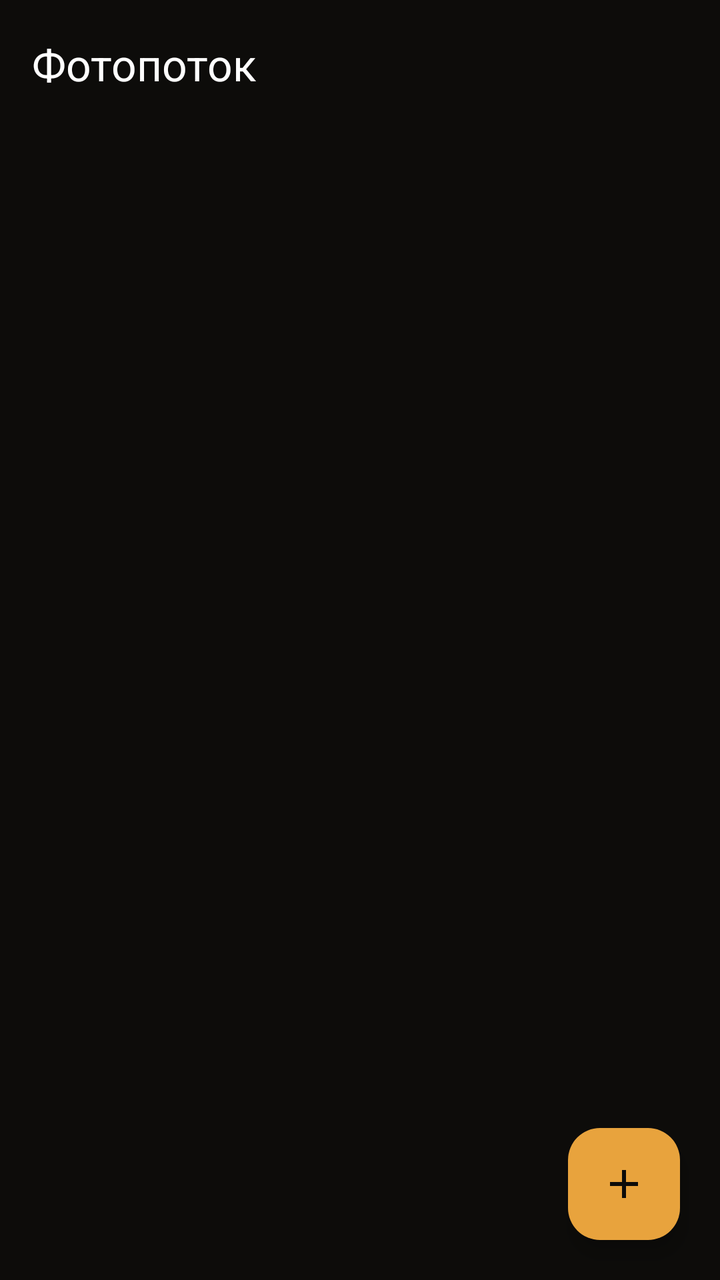
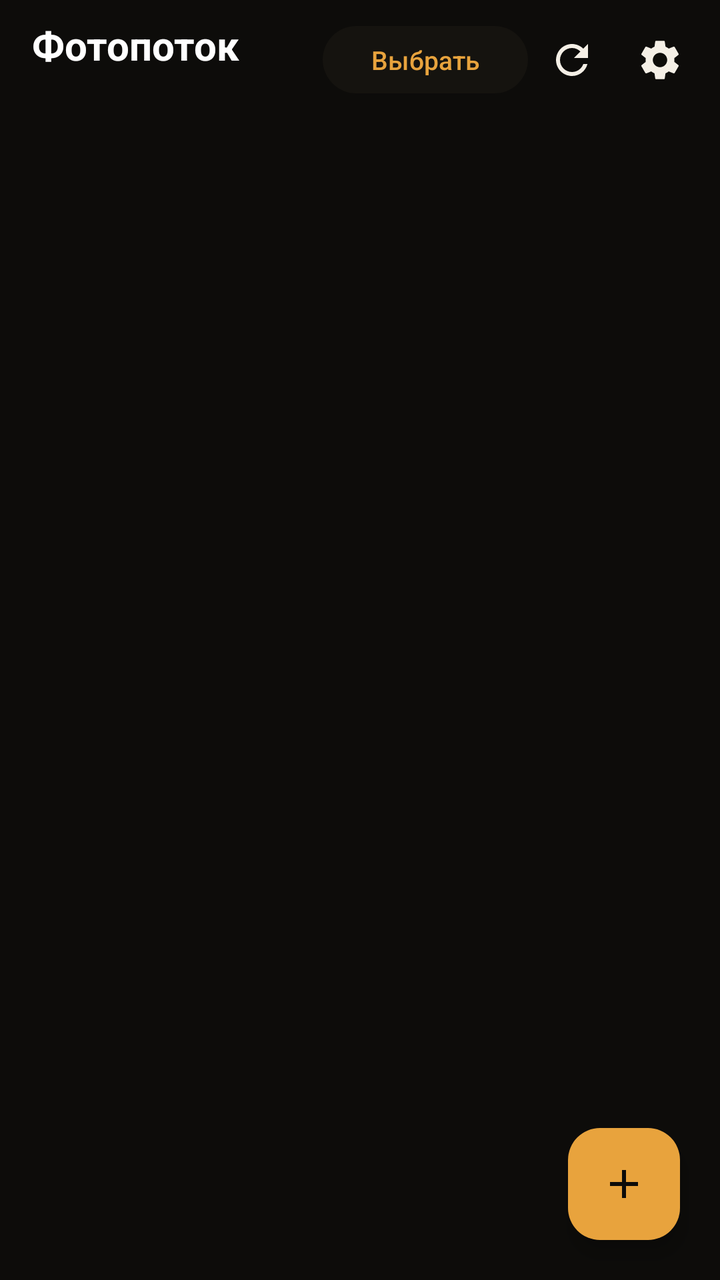

The first picture is an Android layout as it rendered before a commit; the second is the same layout after the commit. The layout source and the unified diff follow.
<!-- AndroidManifest.xml: activity theme Theme.Fotopotok -->
<!-- res/layout/activity_main.xml -->
<?xml version="1.0" encoding="utf-8"?>
<androidx.coordinatorlayout.widget.CoordinatorLayout
    xmlns:android="http://schemas.android.com/apk/res/android"
    xmlns:app="http://schemas.android.com/apk/res-auto"
    android:layout_width="match_parent"
    android:layout_height="match_parent"
    android:background="@color/ink">

    <com.google.android.material.appbar.AppBarLayout
        android:layout_width="match_parent"
        android:layout_height="wrap_content"
        android:background="@color/ink">

        <com.google.android.material.appbar.MaterialToolbar
            android:id="@+id/toolbar"
            android:layout_width="match_parent"
            android:layout_height="?attr/actionBarSize"
            android:background="@color/ink"
            app:title="@string/app_name"
            app:titleTextColor="@color/white" />
    </com.google.android.material.appbar.AppBarLayout>

    <androidx.constraintlayout.widget.ConstraintLayout
        android:layout_width="match_parent"
        android:layout_height="match_parent"
        app:layout_behavior="@string/appbar_scrolling_view_behavior">

        <TextView
            android:id="@+id/offlineBanner"
            android:layout_width="0dp"
            android:layout_height="wrap_content"
            android:background="#33291A"
            android:padding="12dp"
            android:text="@string/offline_banner"
            android:textColor="@color/amber"
            android:textSize="13sp"
            android:visibility="gone"
            app:layout_constraintEnd_toEndOf="parent"
            app:layout_constraintStart_toStartOf="parent"
            app:layout_constraintTop_toTopOf="parent" />

        <TextView
            android:id="@+id/emptyView"
            android:layout_width="0dp"
            android:layout_height="wrap_content"
            android:gravity="center"
            android:padding="24dp"
            android:text="@string/no_photos"
            android:textColor="#A99F8D"
            android:textSize="16sp"
            android:visibility="gone"
            app:layout_constraintBottom_toBottomOf="parent"
            app:layout_constraintEnd_toEndOf="parent"
            app:layout_constraintStart_toStartOf="parent"
            app:layout_constraintTop_toTopOf="parent" />

        <androidx.recyclerview.widget.RecyclerView
            android:id="@+id/rvPhotos"
            android:layout_width="0dp"
            android:layout_height="0dp"
            android:clipToPadding="false"
            android:padding="8dp"
            android:scrollbars="none"
            app:layout_constraintBottom_toBottomOf="parent"
            app:layout_constraintEnd_toEndOf="parent"
            app:layout_constraintStart_toStartOf="parent"
            app:layout_constraintTop_toBottomOf="@id/offlineBanner" />

        <com.google.android.material.card.MaterialCardView
            android:id="@+id/batchBar"
            android:layout_width="0dp"
            android:layout_height="wrap_content"
            android:layout_margin="12dp"
            android:visibility="gone"
            app:cardBackgroundColor="@color/card"
            app:cardCornerRadius="14dp"
            app:cardElevation="8dp"
            app:layout_constraintBottom_toBottomOf="parent"
            app:layout_constraintEnd_toEndOf="parent"
            app:layout_constraintStart_toStartOf="parent">

            <androidx.constraintlayout.widget.ConstraintLayout
                android:layout_width="match_parent"
                android:layout_height="wrap_content"
                android:padding="10dp">

                <TextView
                    android:id="@+id/selectCount"
                    android:layout_width="0dp"
                    android:layout_height="wrap_content"
                    android:gravity="center_vertical"
                    android:text="Выбрано: 0"
                    android:textColor="@color/white"
                    android:textSize="14sp"
                    android:textStyle="bold"
                    app:layout_constraintBottom_toBottomOf="parent"
                    app:layout_constraintStart_toStartOf="parent"
                    app:layout_constraintTop_toTopOf="parent" />

                <com.google.android.material.button.MaterialButton
                    android:id="@+id/btnSendSelected"
                    android:layout_width="wrap_content"
                    android:layout_height="wrap_content"
                    android:text="@string/action_send_selected"
                    android:textSize="12sp"
                    app:backgroundTint="@color/amber"
                    app:cornerRadius="22dp"
                    app:layout_constraintEnd_toEndOf="parent"
                    app:layout_constraintTop_toTopOf="parent"
                    app:layout_constraintBottom_toBottomOf="parent"
                    android:enabled="false" />
            </androidx.constraintlayout.widget.ConstraintLayout>
        </com.google.android.material.card.MaterialCardView>
    </androidx.constraintlayout.widget.ConstraintLayout>

    <com.google.android.material.floatingactionbutton.FloatingActionButton
        android:id="@+id/fabUpload"
        android:layout_width="wrap_content"
        android:layout_height="wrap_content"
        android:layout_gravity="bottom|end"
        android:layout_margin="20dp"
        android:contentDescription="@string/upload_photo"
        android:src="@drawable/ic_add"
        app:backgroundTint="@color/amber"
        app:tint="@color/ink" />

</androidx.coordinatorlayout.widget.CoordinatorLayout>
<!-- resources referenced by this layout -->
<resources>
  <color name="amber">#E8A33D</color>
  <color name="card">#1A1712</color>
  <color name="ink">#0D0C0A</color>
  <color name="white">#FFFFFF</color>
  <!-- drawable ic_add (drawable) -->
  <?xml version="1.0" encoding="utf-8"?>
  <vector xmlns:android="http://schemas.android.com/apk/res/android"
      android:width="24dp"
      android:height="24dp"
      android:viewportWidth="24"
      android:viewportHeight="24">
      <path
          android:fillColor="#0D0C0A"
          android:pathData="M11,5 L13,5 L13,11 L19,11 L19,13 L13,13 L13,19 L11,19 L11,13 L5,13 L5,11 L11,11 Z" />
  </vector>
  <string name="action_send_selected">Отправить выбранные в чат</string>
  <string name="app_name">Фотопоток</string>
  <string name="no_photos">Пока пусто. Загрузите первое фото кнопкой «+».</string>
  <string name="offline_banner">Сервер не настроен или недоступен. Нажмите «Настройки», чтобы указать адрес.</string>
  <string name="upload_photo">Добавить фото</string>
  <style name="Theme.Fotopotok" parent="Theme.Material3.DayNight.NoActionBar">
          <item name="colorPrimary">@color/amber</item>
          <item name="colorOnPrimary">@color/ink</item>
          <item name="colorSecondary">@color/amber_dark</item>
          <item name="android:statusBarColor">@color/ink</item>
          <item name="android:windowBackground">@color/ink</item>
          <item name="colorSurface">@color/card</item>
      </style>
  <color name="amber_dark">#B9681F</color>
</resources>

<!-- the commit's change to res/layout/activity_main.xml (unified diff, before → after) -->
@@ -11,13 +11,74 @@
         android:layout_height="wrap_content"
         android:background="@color/ink">
 
-        <com.google.android.material.appbar.MaterialToolbar
-            android:id="@+id/toolbar"
+        <LinearLayout
             android:layout_width="match_parent"
-            android:layout_height="?attr/actionBarSize"
+            android:layout_height="wrap_content"
             android:background="@color/ink"
-            app:title="@string/app_name"
-            app:titleTextColor="@color/white" />
+            android:gravity="center_vertical"
+            android:orientation="horizontal"
+            android:paddingStart="16dp"
+            android:paddingEnd="8dp"
+            android:paddingTop="8dp"
+            android:paddingBottom="8dp">
+
+            <LinearLayout
+                android:layout_width="0dp"
+                android:layout_height="wrap_content"
+                android:layout_weight="1"
+                android:orientation="vertical">
+
+                <TextView
+                    android:id="@+id/barTitle"
+                    android:layout_width="wrap_content"
+                    android:layout_height="wrap_content"
+                    android:text="@string/app_name"
+                    android:textColor="@color/white"
+                    android:textSize="20sp"
+                    android:textStyle="bold" />
+
+                <TextView
+                    android:id="@+id/barSub"
+                    android:layout_width="wrap_content"
+                    android:layout_height="wrap_content"
+                    android:textColor="#A99F8D"
+                    android:textSize="11sp" />
+            </LinearLayout>
+
+            <com.google.android.material.button.MaterialButton
+                android:id="@+id/btnSelectMode"
+                android:layout_width="wrap_content"
+                android:layout_height="wrap_content"
+                android:minWidth="0dp"
+                android:minHeight="0dp"
+                android:paddingStart="12dp"
+                android:paddingEnd="12dp"
+                android:paddingTop="8dp"
+                android:paddingBottom="8dp"
+                android:text="@string/action_select"
+                android:textSize="13sp"
+                android:textColor="@color/amber"
+                app:backgroundTint="#15130F"
+                app:cornerRadius="18dp" />
+
+            <ImageButton
+                android:id="@+id/btnCheckUpdate"
+                android:layout_width="44dp"
+                android:layout_height="44dp"
+                android:background="?attr/selectableItemBackgroundBorderless"
+                android:contentDescription="@string/action_check"
+                android:padding="12dp"
+                android:src="@drawable/ic_refresh" />
+
+            <ImageButton
+                android:id="@+id/btnSettings"
+                android:layout_width="44dp"
+                android:layout_height="44dp"
+                android:background="?attr/selectableItemBackgroundBorderless"
+                android:contentDescription="@string/action_settings"
+                android:padding="12dp"
+                android:src="@drawable/ic_settings" />
+        </LinearLayout>
     </com.google.android.material.appbar.AppBarLayout>
 
     <androidx.constraintlayout.widget.ConstraintLayout
<!-- resource entries referenced after the edit -->
@@ -15,7 +15,32 @@
           android:fillColor="#0D0C0A"
           android:pathData="M11,5 L13,5 L13,11 L19,11 L19,13 L13,13 L13,19 L11,19 L11,13 L5,13 L5,11 L11,11 Z" />
   </vector>
+  <!-- drawable ic_refresh (drawable) -->
+  <?xml version="1.0" encoding="utf-8"?>
+  <vector xmlns:android="http://schemas.android.com/apk/res/android"
+      android:width="24dp"
+      android:height="24dp"
+      android:viewportWidth="24"
+      android:viewportHeight="24">
+      <path
+          android:fillColor="#F4EFE6"
+          android:pathData="M17.65,6.35C16.2,4.9 14.21,4 12,4c-4.42,0 -7.99,3.58 -7.99,8s3.57,8 7.99,8c3.73,0 6.84,-2.55 7.73,-6h-2.08c-0.82,2.33 -3.04,4 -5.65,4 -3.31,0 -6,-2.69 -6,-6s2.69,-6 6,-6c1.66,0 3.14,0.69 4.22,1.78L13,11h7L20,4z" />
+  </vector>
+  <!-- drawable ic_settings (drawable) -->
+  <?xml version="1.0" encoding="utf-8"?>
+  <vector xmlns:android="http://schemas.android.com/apk/res/android"
+      android:width="24dp"
+      android:height="24dp"
+      android:viewportWidth="24"
+      android:viewportHeight="24">
+      <path
+          android:fillColor="#F4EFE6"
+          android:pathData="M19.14,12.94c0.04,-0.3 0.06,-0.61 0.06,-0.94c0,-0.32 -0.02,-0.64 -0.07,-0.94l2.03,-1.58c0.18,-0.14 0.23,-0.41 0.12,-0.61l-1.92,-3.32c-0.12,-0.22 -0.37,-0.29 -0.59,-0.22l-2.39,0.96c-0.5,-0.38 -1.03,-0.7 -1.62,-0.94L14.4,2.81c-0.04,-0.24 -0.24,-0.41 -0.48,-0.41h-3.84c-0.24,0 -0.43,0.17 -0.47,0.41L9.25,5.35C8.66,5.59 8.12,5.92 7.63,6.29L5.24,5.33c-0.22,-0.08 -0.47,0 -0.59,0.22L2.74,8.87C2.62,9.08 2.66,9.34 2.86,9.48l2.03,1.58C4.84,11.36 4.8,11.69 4.8,12s0.02,0.64 0.07,0.94l-2.03,1.58c-0.18,0.14 -0.23,0.41 -0.12,0.61l1.92,3.32c0.12,0.22 0.37,0.29 0.59,0.22l2.39,-0.96c0.5,0.38 1.03,0.7 1.62,0.94l0.36,2.54c0.05,0.24 0.24,0.41 0.48,0.41h3.84c0.24,0 0.44,-0.17 0.47,-0.41l0.36,-2.54c0.59,-0.24 1.13,-0.56 1.62,-0.94l2.39,0.96c0.22,0.08 0.47,0 0.59,-0.22l1.92,-3.32c0.12,-0.22 0.07,-0.47 -0.12,-0.61L19.14,12.94zM12,15.6c-1.98,0 -3.6,-1.62 -3.6,-3.6s1.62,-3.6 3.6,-3.6s3.6,1.62 3.6,3.6S13.98,15.6 12,15.6z" />
+  </vector>
+  <string name="action_check">Проверить обновление</string>
+  <string name="action_select">Выбрать</string>
   <string name="action_send_selected">Отправить выбранные в чат</string>
+  <string name="action_settings">Настройки</string>
   <string name="app_name">Фотопоток</string>
   <string name="no_photos">Пока пусто. Загрузите первое фото кнопкой «+».</string>
   <string name="offline_banner">Сервер не настроен или недоступен. Нажмите «Настройки», чтобы указать адрес.</string>
